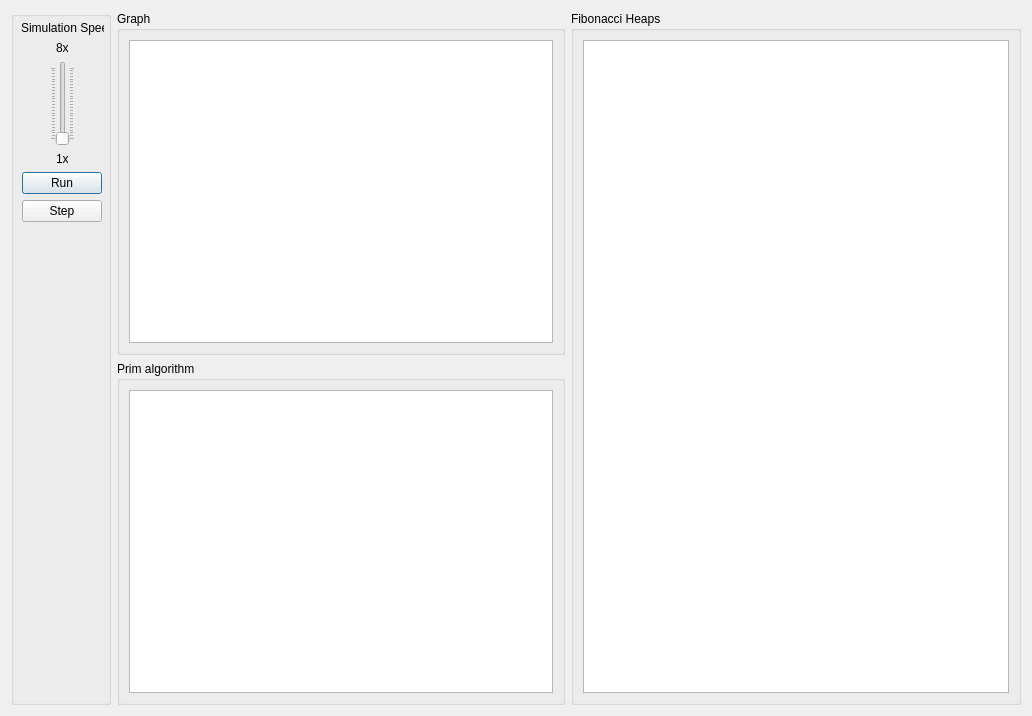
The window that simulationdialog.ui (eskultety/FibonacciHeaps_demo) describes before a commit, drawn with Qt 5.
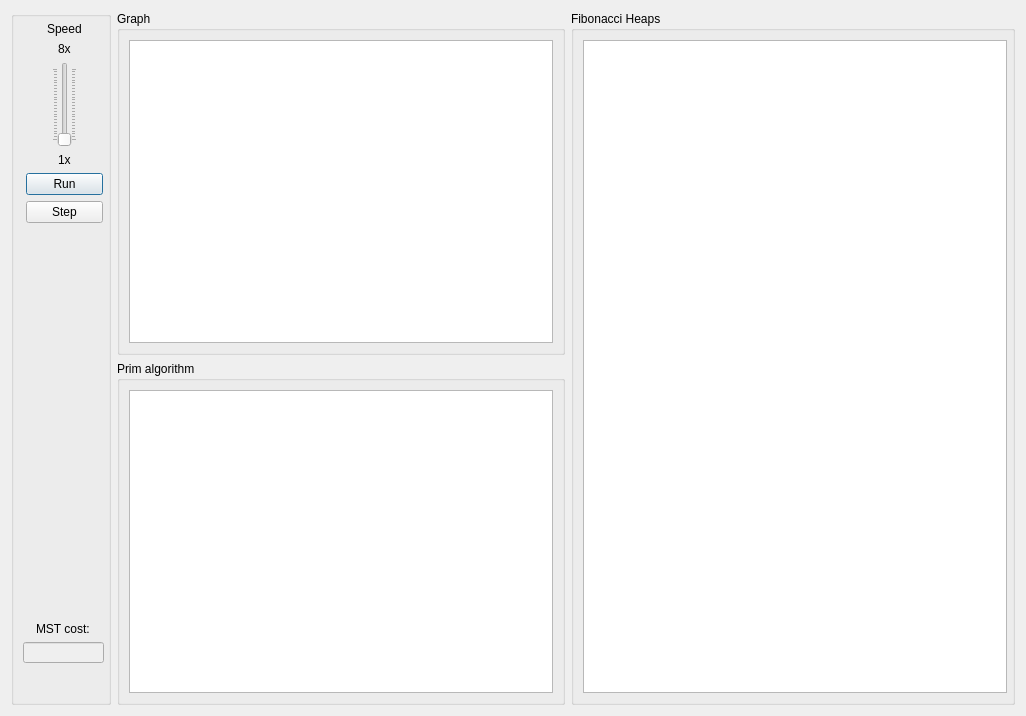
The same window after the commit.

Commit message: gui: added recursive traversing through FibNodePtr on drawing Fib. heap

Diff of the .ui file:
```diff
--- a/simulationdialog.ui
+++ b/simulationdialog.ui
@@ -19,9 +19,14 @@
   <property name="modal">
    <bool>false</bool>
   </property>
-  <layout class="QHBoxLayout" name="horizontalLayout_4">
+  <layout class="QHBoxLayout" name="horizontalLayout_2">
+   <item>
+    <layout class="QHBoxLayout" name="horizontalLayout">
    <item>
     <widget class="QGroupBox" name="groupBox_4">
+       <property name="enabled">
+        <bool>true</bool>
+       </property>
      <property name="minimumSize">
       <size>
        <width>100</width>
@@ -34,23 +39,17 @@
      <widget class="QWidget" name="layoutWidget">
       <property name="geometry">
        <rect>
-        <x>10</x>
-        <y>10</y>
-        <width>83</width>
+          <x>15</x>
+          <y>11</y>
+          <width>77</width>
         <height>201</height>
        </rect>
       </property>
-      <layout class="QVBoxLayout" name="verticalLayout_3">
-       <item>
+        <layout class="QVBoxLayout" name="verticalLayout_7">
+         <item alignment="Qt::AlignHCenter">
         <widget class="QLabel" name="label">
-         <property name="minimumSize">
-          <size>
-           <width>81</width>
-           <height>0</height>
-          </size>
-         </property>
          <property name="text">
-          <string>Simulation Speed</string>
+            <string>Speed</string>
          </property>
         </widget>
        </item>
@@ -97,18 +96,48 @@
        </item>
       </layout>
      </widget>
-    </widget>
-   </item>
+       <widget class="QWidget" name="layoutWidget">
+        <property name="geometry">
+         <rect>
+          <x>11</x>
+          <y>611</y>
+          <width>83</width>
+          <height>41</height>
+         </rect>
+        </property>
+        <layout class="QVBoxLayout" name="verticalLayout_8">
+         <item alignment="Qt::AlignHCenter">
+          <widget class="QLabel" name="label_4">
+           <property name="text">
+            <string>MST cost:</string>
+           </property>
+          </widget>
+         </item>
+         <item alignment="Qt::AlignHCenter">
+          <widget class="QLineEdit" name="lineEdit">
+           <property name="enabled">
+            <bool>false</bool>
+           </property>
+           <property name="maximumSize">
+            <size>
+             <width>81</width>
+             <height>16777215</height>
+            </size>
+           </property>
+          </widget>
+         </item>
+        </layout>
+       </widget>
+      </widget>
+     </item>
    <item>
-    <layout class="QHBoxLayout" name="horizontalLayout_3">
-     <item>
-      <layout class="QVBoxLayout" name="verticalLayout_2">
+      <layout class="QVBoxLayout" name="verticalLayout_5">
        <item>
         <widget class="QGroupBox" name="groupBox">
          <property name="title">
           <string>Graph</string>
          </property>
-         <layout class="QHBoxLayout" name="horizontalLayout">
+         <layout class="QVBoxLayout" name="verticalLayout_3">
           <item>
            <widget class="QGraphicsView" name="graphicsView">
             <property name="minimumSize">
@@ -144,23 +173,33 @@
       </layout>
      </item>
      <item>
+      <layout class="QVBoxLayout" name="verticalLayout_6">
+       <item>
       <widget class="QGroupBox" name="groupBox_3">
+         <property name="minimumSize">
+          <size>
+           <width>444</width>
+           <height>336</height>
+          </size>
+         </property>
        <property name="title">
         <string>Fibonacci Heaps</string>
        </property>
-       <layout class="QHBoxLayout" name="horizontalLayout_2">
+         <layout class="QVBoxLayout" name="verticalLayout_2">
         <item>
          <widget class="QGraphicsView" name="graphicsView_2">
           <property name="minimumSize">
            <size>
-            <width>426</width>
-            <height>647</height>
+              <width>424</width>
+              <height>303</height>
            </size>
           </property>
          </widget>
         </item>
        </layout>
       </widget>
+       </item>
+      </layout>
      </item>
     </layout>
    </item>
```
Left out of the diff: 4 changed lines with no effect on the pictures. Lines whose indentation alone changed are shown as unchanged. The commit also changes 4 other files.
